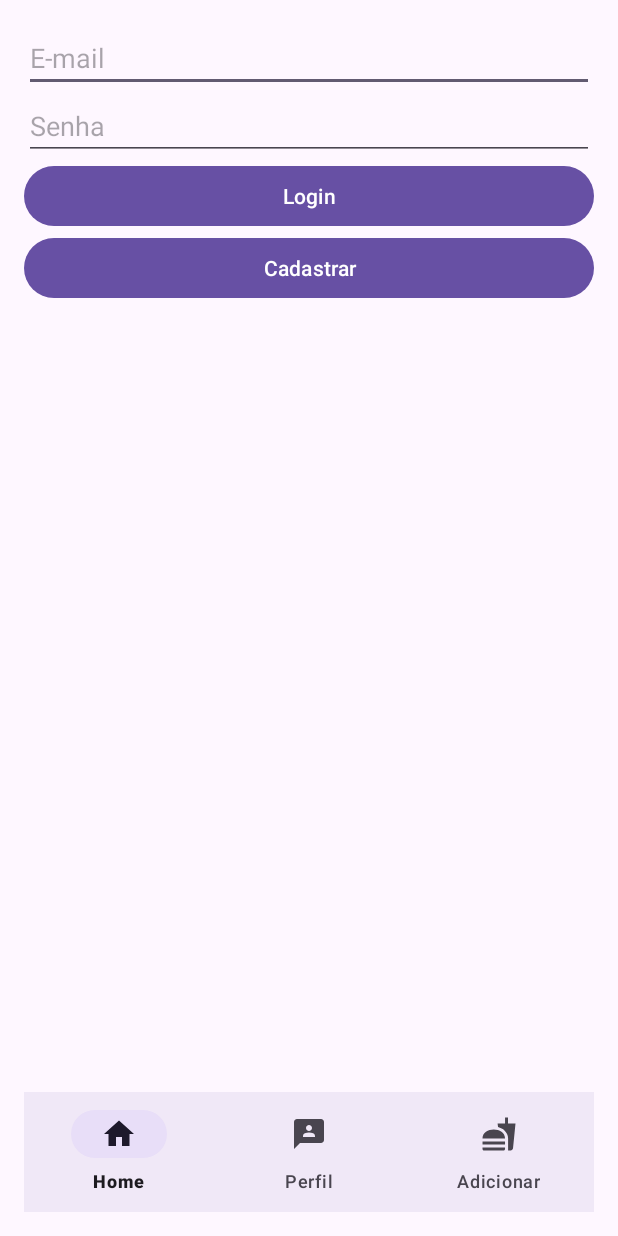
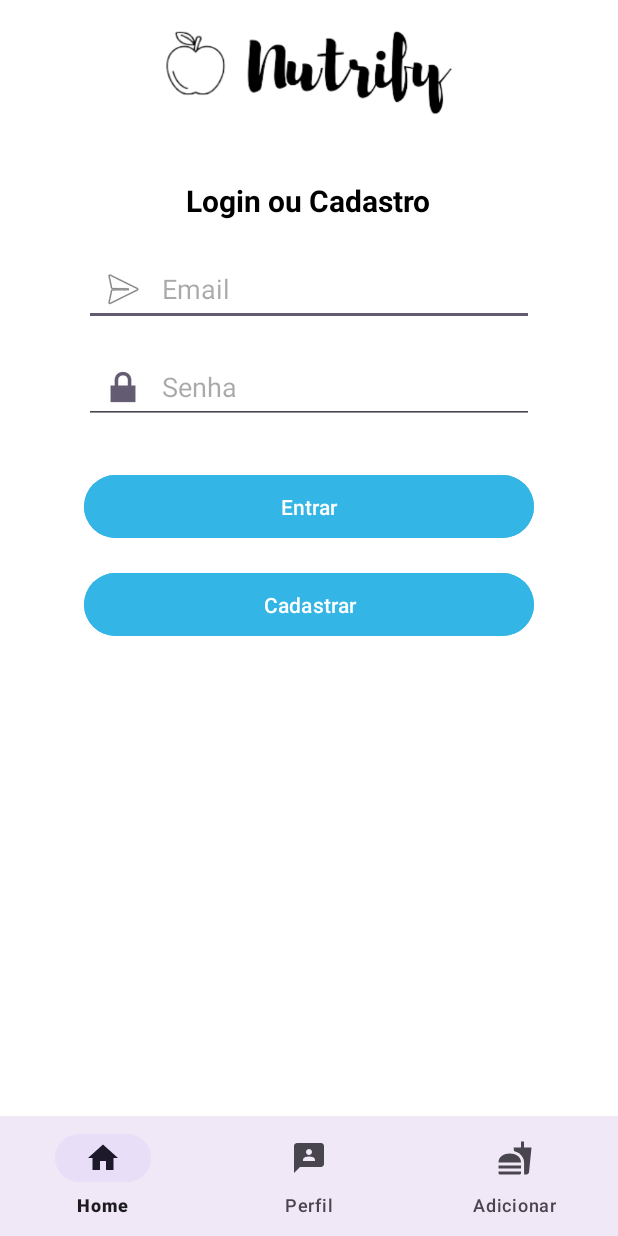
Before and after one commit to Jhennyf/Projeto-Nutrify, an Android app: the screen it shows after launch (MainActivity), on a phone screen of 412 x 824 dp. Run offline under Robolectric (Android 15) with nearby library versions, the phone set to English and light mode, and no system bars; our stand-ins replace Firebase (no records; nobody signed in at launch, a user with empty details on screens opened directly).

Commit message:
:recycle: refactor: Altera atividade principal para conexão no layout

```diff
--- a/app/src/main/res/layout/activity_main.xml
+++ b/app/src/main/res/layout/activity_main.xml
@@ -1,35 +1,75 @@
 <LinearLayout
     xmlns:android="http://schemas.android.com/apk/res/android"
+    xmlns:tools="http://schemas.android.com/tools"
     android:layout_width="match_parent"
     android:layout_height="match_parent"
     android:orientation="vertical"
-    android:padding="16dp">
+    android:gravity="center"
+    android:background="@android:color/white"
+    tools:context=".MainActivity">
 
+    <!-- Logo -->
+    <ImageView
+        android:id="@+id/logoImage"
+        android:layout_width="200dp"
+        android:layout_height="100dp"
+        android:src="@drawable/logo_nutrify"
+        android:layout_marginBottom="20dp"
+        android:contentDescription="@string/logo_desc" />
+
+    <!-- Texto Login ou Cadastro -->
+    <TextView
+        android:id="@+id/titleText"
+        android:layout_width="wrap_content"
+        android:layout_height="wrap_content"
+        android:text="Login ou Cadastro"
+        android:textSize="20sp"
+        android:textColor="@android:color/black"
+        android:layout_marginBottom="20dp"
+        android:textStyle="bold" />
+
+    <!-- Campo de Email -->
     <EditText
         android:id="@+id/emailEditText"
-        android:layout_width="match_parent"
-        android:layout_height="wrap_content"
-        android:hint="E-mail"
-        android:inputType="textEmailAddress" />
+        android:layout_width="300dp"
+        android:layout_height="50dp"
+        android:hint="Email"
+        android:inputType="textEmailAddress"
+        android:drawableStart="@android:drawable/ic_menu_send"
+        android:drawablePadding="10dp"
+        android:padding="10dp"
+        android:layout_marginBottom="15dp" />
 
+    <!-- Campo de Senha -->
     <EditText
         android:id="@+id/passwordEditText"
-        android:layout_width="match_parent"
-        android:layout_height="wrap_content"
+        android:layout_width="300dp"
+        android:layout_height="50dp"
         android:hint="Senha"
-        android:inputType="textPassword" />
+        android:inputType="textPassword"
+        android:drawableStart="@android:drawable/ic_lock_lock"
+        android:drawablePadding="10dp"
+        android:padding="10dp"
+        android:layout_marginBottom="30dp" />
 
+    <!-- Botão Entrar -->
     <Button
         android:id="@+id/loginButton"
-        android:layout_width="match_parent"
-        android:layout_height="wrap_content"
-        android:text="Login" />
+        android:layout_width="300dp"
+        android:layout_height="50dp"
+        android:text="Entrar"
+        android:backgroundTint="@android:color/holo_blue_light"
+        android:textColor="@android:color/white"
+        android:layout_marginBottom="15dp" />
 
+    <!-- Botão Cadastrar -->
     <Button
         android:id="@+id/registerButton"
-        android:layout_width="match_parent"
-        android:layout_height="wrap_content"
-        android:text="Cadastrar" />
+        android:layout_width="300dp"
+        android:layout_height="50dp"
+        android:text="Cadastrar"
+        android:backgroundTint="@android:color/holo_blue_light"
+        android:textColor="@android:color/white" />
 
     <androidx.constraintlayout.widget.ConstraintLayout
         xmlns:android="http://schemas.android.com/apk/res/android"
```
